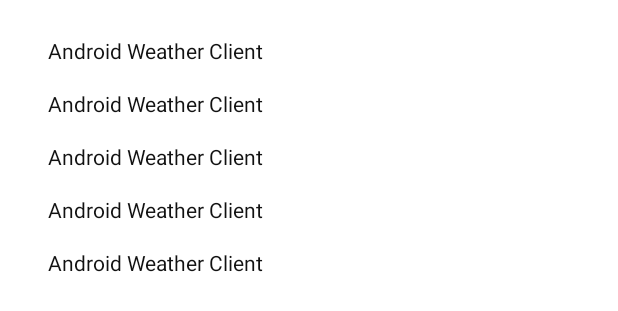
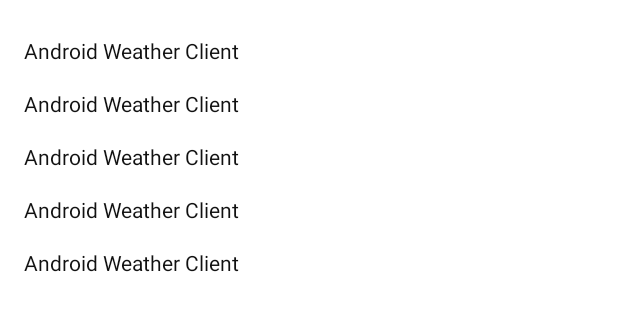
Before and after one commit to nphau/android-weather-client, an Android app: the layout row_weather.xml on its own in the app's theme, with its tools: preview values and no code run, on a phone screen of 412 x 824 dp. Shown: the top 311 px of the screen. Run offline under Robolectric (Android 15) with nearby library versions, the phone set to English and light mode, and no system bars.

```diff
--- a/nab-presenter/src/main/java/au/com/nab/android/screens/activities/MainActivity.kt
+++ b/nab-presenter/src/main/java/au/com/nab/android/screens/activities/MainActivity.kt
@@ -44,4 +44,6 @@ class MainActivity : BindingSharedActivity<ActivityMainBinding>(R.layout.activit
     private fun setUpNavigation() {
         navController = findNavController(R.id.graph_main)
     }
+
+    override fun allowUserDismissKeyboardWhenClickOutSide(): Boolean = true
 }
--- a/nab-presenter/src/main/res/layout/fragment_main.xml
+++ b/nab-presenter/src/main/res/layout/fragment_main.xml
@@ -57,9 +57,9 @@
                 android:id="@+id/recycler_view"
                 android:layout_width="match_parent"
                 android:layout_height="match_parent"
+                android:layout_marginHorizontal="@dimen/margin"
                 android:clipToPadding="false"
                 android:orientation="vertical"
-                android:paddingHorizontal="@dimen/margin"
                 android:paddingTop="@dimen/margin"
                 android:paddingBottom="?actionBarSize"
                 app:layoutManager="androidx.recyclerview.widget.LinearLayoutManager" />
--- a/nab-presenter/src/main/res/layout/row_weather.xml
+++ b/nab-presenter/src/main/res/layout/row_weather.xml
@@ -1,5 +1,6 @@
 <?xml version="1.0" encoding="utf-8"?>
-<layout xmlns:tools="http://schemas.android.com/tools">
+<layout xmlns:app="http://schemas.android.com/apk/res-auto"
+    xmlns:tools="http://schemas.android.com/tools">
 
     <data>
 
@@ -16,7 +17,7 @@
         android:clickable="true"
         android:focusable="true"
         android:orientation="vertical"
-        android:padding="@dimen/margin_medium">
+        android:paddingVertical="@dimen/margin_medium">
 
         <TextView
             style="@style/AppTheme.Text.Regular"
@@ -29,7 +30,6 @@
             android:text="@{item.date}"
             tools:text="@string/app_name" />
 
-
         <TextView
             style="@style/AppTheme.Text.Regular"
             android:layout_width="match_parent"
@@ -39,6 +39,7 @@
             android:gravity="center|start"
             android:padding="@dimen/margin"
             android:text="@{item.avgTemperature.toString()}"
+            app:temperature="@{item.avgTemperature}"
             tools:text="@string/app_name" />
 
         <TextView
@@ -49,7 +50,7 @@
             android:layout_marginHorizontal="@dimen/margin"
             android:gravity="center|start"
             android:padding="@dimen/margin"
-            android:text="@{item.pressure.toString()}"
+            app:pressure="@{item.pressure}"
             tools:text="@string/app_name" />
 
         <TextView
@@ -60,7 +61,7 @@
             android:layout_marginHorizontal="@dimen/margin"
             android:gravity="center|start"
             android:padding="@dimen/margin"
-            android:text="@{item.humidity.toString()}"
+            app:humidity="@{item.humidity}"
             tools:text="@string/app_name" />
 
         <TextView
@@ -71,7 +72,7 @@
             android:layout_marginHorizontal="@dimen/margin"
             android:gravity="center|start"
             android:padding="@dimen/margin"
-            android:text="@{item.description}"
+            app:description="@{item.description}"
             tools:text="@string/app_name" />
 
     </LinearLayout>
```
Also changed, not shown: nab-presenter/src/main/java/au/com/nab/android/binding/BindingAdapters.kt (added, +25 -0 lines), nab-presenter/src/main/java/au/com/nab/android/screens/fragments/MainFragment.kt (+29 -4 lines), nab-presenter/src/main/java/au/com/nab/android/vm/MainViewModel.kt (+18 -5 lines).
